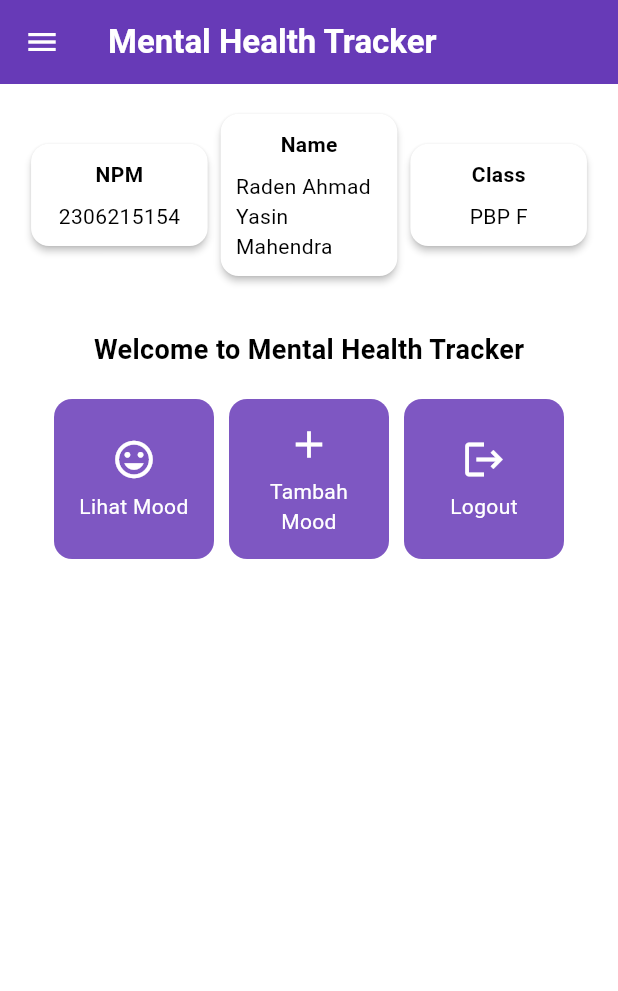
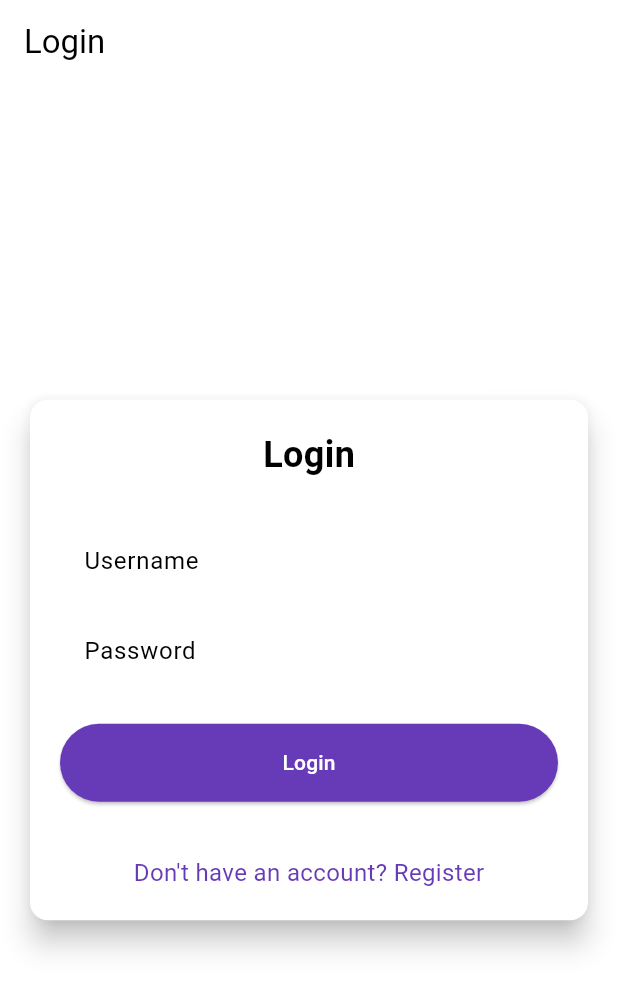
Before and after one commit to RaAhYaMa/mental-health-tracker-mobile, a Flutter app: the screen it shows after launch, on a phone screen of 412 x 824 dp. Shown: the top 991 px of the screen. Run offline on Flutter 3.47's test engine with Material 3 defaults, Android fonts, the phone set to English and light mode, and no system bars; missing offline and left inert: pbp_django_auth.

Commit message:
pindah ke vscode

```diff
--- a/lib/main.dart
+++ b/lib/main.dart
@@ -1,5 +1,7 @@
 import 'package:flutter/material.dart';
-import 'package:mental_health_tracker_mobile/screens/menu.dart';
+import 'package:provider/provider.dart';
+import 'package:pbp_django_auth/pbp_django_auth.dart';
+import 'package:mental_health_tracker_mobile/screens/login.dart';
 
 void main() {
   runApp(const MyApp());
@@ -8,33 +10,23 @@ void main() {
 class MyApp extends StatelessWidget {
   const MyApp({super.key});
 
-  // This widget is the root of your application.
   @override
   Widget build(BuildContext context) {
-    return MaterialApp(
-      title: 'Flutter Demo',
-      theme: ThemeData(
-        // This is the theme of your application.
-        //
-        // TRY THIS: Try running your application with "flutter run". You'll see
-        // the application has a purple toolbar. Then, without quitting the app,
-        // try changing the seedColor in the colorScheme below to Colors.green
-        // and then invoke "hot reload" (save your changes or press the "hot
-        // reload" button in a Flutter-supported IDE, or press "r" if you used
-        // the command line to start the app).
-        //
-        // Notice that the counter didn't reset back to zero; the application
-        // state is not lost during the reload. To reset the state, use hot
-        // restart instead.
-        //
-        // This works for code too, not just values: Most code changes can be
-        // tested with just a hot reload.
-        colorScheme: ColorScheme.fromSwatch(
-              primarySwatch: Colors.deepPurple,
-        ).copyWith(secondary: Colors.deepPurple[400]),
-        useMaterial3: true,
+    return Provider(
+      create: (_) {
+        CookieRequest request = CookieRequest();
+        return request;
+      },
+      child: MaterialApp(
+        title: 'Mental Health Tracker',
+        theme: ThemeData(
+          useMaterial3: true,
+          colorScheme: ColorScheme.fromSwatch(
+            primarySwatch: Colors.deepPurple,
+          ).copyWith(secondary: Colors.deepPurple[400]),
+        ),
+        home: const LoginPage(),
       ),
-      home: MyHomePage(),
     );
   }
 }
--- /dev/null
+++ b/lib/screens/login.dart
@@ -0,0 +1,181 @@
+import 'package:mental_health_tracker_mobile/screens/menu.dart';
+import 'package:flutter/material.dart';
+import 'package:pbp_django_auth/pbp_django_auth.dart';
+import 'package:provider/provider.dart';
+import 'package:mental_health_tracker_mobile/screens/register.dart';
+
+void main() {
+  runApp(const LoginApp());
+}
+
+class LoginApp extends StatelessWidget {
+  const LoginApp({super.key});
+
+  @override
+  Widget build(BuildContext context) {
+    return MaterialApp(
+      title: 'Login',
+      theme: ThemeData(
+        useMaterial3: true,
+        colorScheme: ColorScheme.fromSwatch(
+          primarySwatch: Colors.deepPurple,
+        ).copyWith(secondary: Colors.deepPurple[400]),
+      ),
+      home: const LoginPage(),
+    );
+  }
+}
+
+class LoginPage extends StatefulWidget {
+  const LoginPage({super.key});
+
+  @override
+  State<LoginPage> createState() => _LoginPageState();
+}
+
+class _LoginPageState extends State<LoginPage> {
+  final TextEditingController _usernameController = TextEditingController();
+  final TextEditingController _passwordController = TextEditingController();
+
+  @override
+  Widget build(BuildContext context) {
+    final request = context.watch<CookieRequest>();
+
+    return Scaffold(
+      appBar: AppBar(
+        title: const Text('Login'),
+      ),
+      body: Center(
+        child: SingleChildScrollView(
+          padding: const EdgeInsets.all(16.0),
+          child: Card(
+            elevation: 8,
+            shape: RoundedRectangleBorder(
+              borderRadius: BorderRadius.circular(12.0),
+            ),
+            child: Padding(
+              padding: const EdgeInsets.all(20.0),
+              child: Column(
+                mainAxisSize: MainAxisSize.min,
+                children: [
+                  const Text(
+                    'Login',
+                    style: TextStyle(
+                      fontSize: 24.0,
+                      fontWeight: FontWeight.bold,
+                    ),
+                  ),
+                  const SizedBox(height: 30.0),
+                  TextField(
+                    controller: _usernameController,
+                    decoration: const InputDecoration(
+                      labelText: 'Username',
+                      hintText: 'Enter your username',
+                      border: OutlineInputBorder(
+                        borderRadius: BorderRadius.all(Radius.circular(12.0)),
+                      ),
+                      contentPadding:
+                          EdgeInsets.symmetric(horizontal: 12.0, vertical: 8.0),
+                    ),
+                  ),
+                  const SizedBox(height: 12.0),
+                  TextField(
+                    controller: _passwordController,
+                    decoration: const InputDecoration(
+                      labelText: 'Password',
+                      hintText: 'Enter your password',
+                      border: OutlineInputBorder(
+                        borderRadius: BorderRadius.all(Radius.circular(12.0)),
+                      ),
+                      contentPadding:
+                          EdgeInsets.symmetric(horizontal: 12.0, vertical: 8.0),
+                    ),
+                    obscureText: true,
+                  ),
+                  const SizedBox(height: 24.0),
+                  ElevatedButton(
+                    onPressed: () async {
+                      String username = _usernameController.text;
+                      String password = _passwordController.text;
+
+                      // Cek kredensial
+                      // TODO: Ganti URL dan jangan lupa tambahkan trailing slash (/) di akhir URL!
+                      // Untuk menyambungkan Android emulator dengan Django pada localhost,
+                      // gunakan URL http://10.0.2.2/
+                      final response = await request
+                          .login("http://127.0.0.1:8000/auth/login/", {
+                        'username': username,
+                        'password': password,
+                      });
+
+                      if (request.loggedIn) {
+                        String message = response['message'];
+                        String uname = response['username'];
+                        if (context.mounted) {
+                          Navigator.pushReplacement(
+                            context,
+                            MaterialPageRoute(
+                                builder: (context) => MyHomePage()),
+                          );
+                          ScaffoldMessenger.of(context)
+                            ..hideCurrentSnackBar()
+                            ..showSnackBar(
+                              SnackBar(
+                                  content:
+                                      Text("$message Selamat datang, $uname.")),
+                            );
+                        }
+                      } else {
+                        if (context.mounted) {
+                          showDialog(
+                            context: context,
+                            builder: (context) => AlertDialog(
+                              title: const Text('Login Gagal'),
+                              content: Text(response['message']),
+                              actions: [
+                                TextButton(
+                                  child: const Text('OK'),
+                                  onPressed: () {
+                                    Navigator.pop(context);
+                                  },
+                                ),
+                              ],
+                            ),
+                          );
+                        }
+                      }
+                    },
+                    style: ElevatedButton.styleFrom(
+                      foregroundColor: Colors.white,
+                      minimumSize: Size(double.infinity, 50),
+                      backgroundColor: Theme.of(context).colorScheme.primary,
+                      padding: const EdgeInsets.symmetric(vertical: 16.0),
+                    ),
+                    child: const Text('Login'),
+                  ),
+                  const SizedBox(height: 36.0),
+                  GestureDetector(
+                    onTap: () {
+                      Navigator.push(
+                        context,
+                        MaterialPageRoute(
+                            builder: (context) => const RegisterPage()),
+                      );
+                    },
+                    child: Text(
+                      'Don\'t have an account? Register',
+                      style: TextStyle(
+                        color: Theme.of(context).colorScheme.primary,
+                        fontSize: 16.0,
+                      ),
+                    ),
+                  ),
+                ],
+              ),
+            ),
+          ),
+        ),
+      ),
+    );
+  }
+}
--- a/pubspec.yaml
+++ b/pubspec.yaml
@@ -35,6 +35,9 @@ dependencies:
   # The following adds the Cupertino Icons font to your application.
   # Use with the CupertinoIcons class for iOS style icons.
   cupertino_icons: ^1.0.8
+  provider: ^6.1.2
+  pbp_django_auth: ^0.4.0
+  http: ^1.2.2
 
 dev_dependencies:
   flutter_test:
```
Also changed, not shown: lib/models/mood_entry.dart (added, +65 -0 lines), lib/screens/list_moodentry.dart (added, +90 -0 lines), lib/screens/register.dart (added, +166 -0 lines), lib/widgtes/left_drawer.dart (+12 -0 lines), lib/widgtes/mood_card.dart (+8 -0 lines), pubspec.lock, 2 other files.
